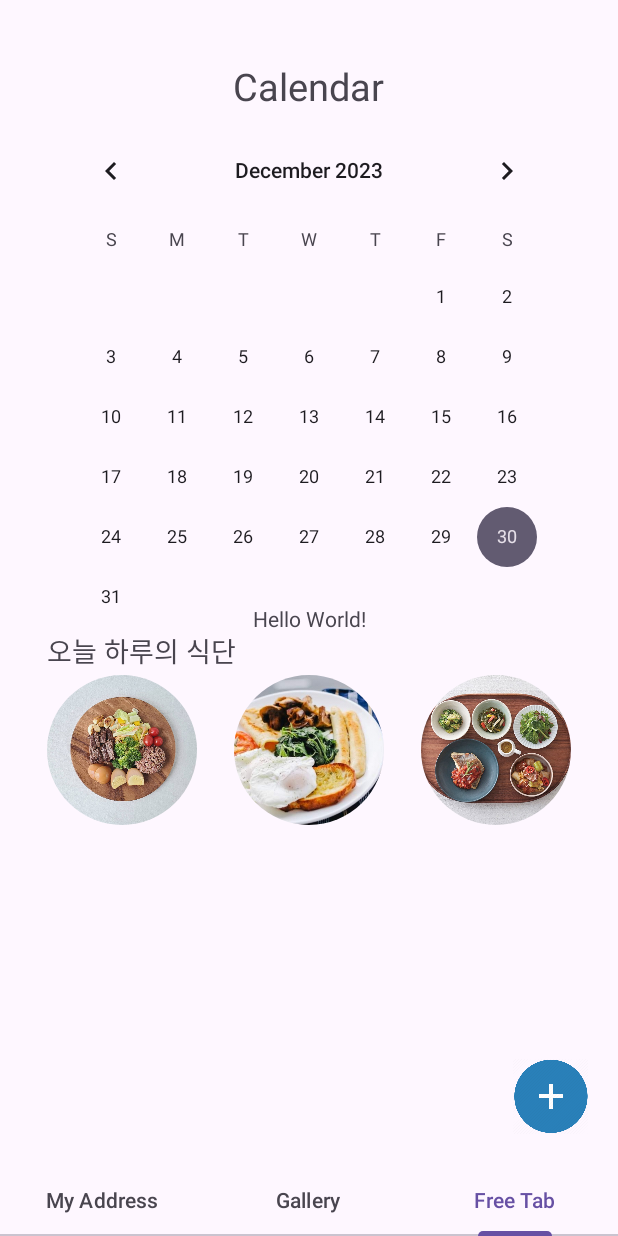
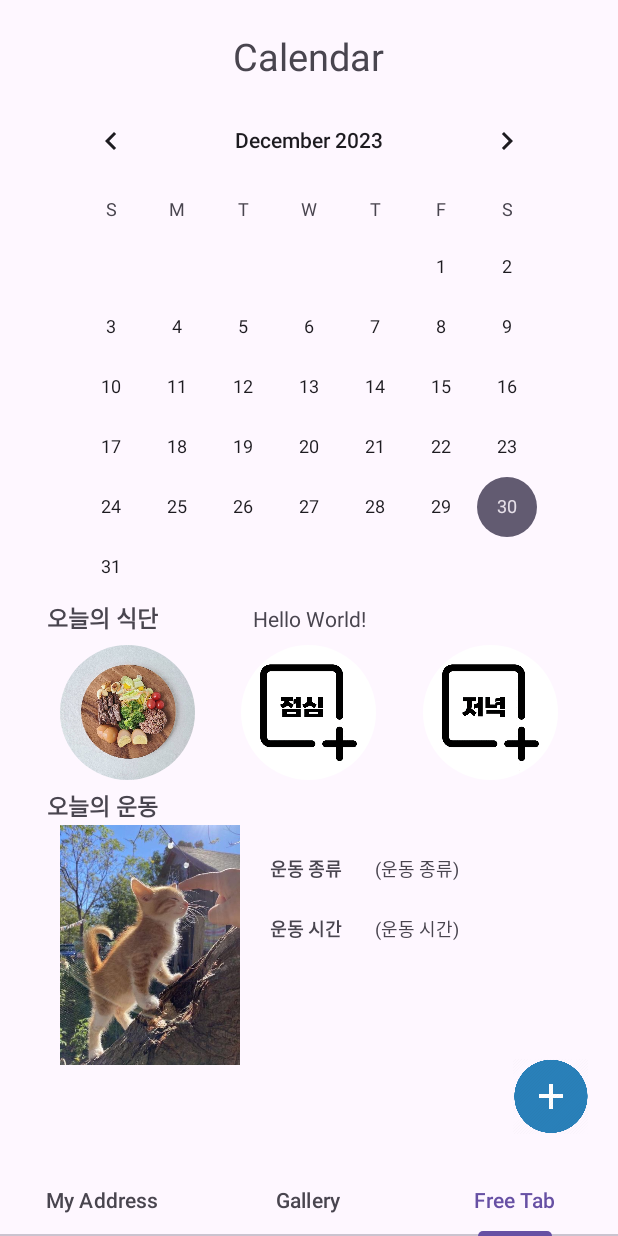
Before and after one commit to hyo-4/madcamp_week01, an Android app: the screen it shows after launch (MainActivity), item 3 of the bottom bar chosen, on a phone screen of 412 x 824 dp. Run offline under Robolectric (Android 15) with nearby library versions, the light colour scheme and no system bars; our stand-ins replace CircleImageView, Room's generated code.

Commit message:
Calendar page design

```diff
--- a/app/src/main/java/com/example/madcamp_week01/Workout.kt
+++ b/app/src/main/java/com/example/madcamp_week01/Workout.kt
@@ -14,5 +14,4 @@ data class Workout(
     var dinnerImg: Uri?,
     var workoutType: String?,
     var workoutTime: String?,
-    var memo: String?
 )
--- a/app/src/main/res/layout/fragment_free.xml
+++ b/app/src/main/res/layout/fragment_free.xml
@@ -12,7 +12,7 @@
         android:layout_height="wrap_content"
         android:layout_gravity="center_horizontal"
         android:text="@string/schedule"
-        android:layout_marginTop="40dp"
+        android:layout_marginTop="20dp"
         android:textSize="25sp"/>
 
     <CalendarView
@@ -20,7 +20,7 @@
         android:layout_width="wrap_content"
         android:layout_height="wrap_content"
         android:layout_gravity="center_horizontal"
-        android:layout_marginTop="80dp"
+        android:layout_marginTop="60dp"
         app:layout_constraintTop_toBottomOf="@id/schedule" />
 
     <TextView
@@ -28,36 +28,37 @@
         android:layout_width="wrap_content"
         android:layout_height="wrap_content"
         android:layout_marginStart="31sp"
-        android:layout_marginTop="420sp"
-        android:textSize="18sp"
-        android:text="오늘 하루의 식단" />
+        android:layout_marginTop="400sp"
+        android:textSize="15sp"
+        android:text="@string/todayDiet" />
 
     <de.hdodenhof.circleimageview.CircleImageView
         android:id="@+id/breakfast"
-        android:layout_width="100sp"
-        android:layout_height="100sp"
-        android:layout_marginStart="31sp"
-        android:layout_marginTop="450sp"
+        android:layout_width="90sp"
+        android:layout_height="90sp"
+        android:layout_marginStart="40sp"
+        android:layout_marginTop="430sp"
+        android:scaleType="centerCrop"
         android:src="@drawable/diet1" />
 
 
 
     <de.hdodenhof.circleimageview.CircleImageView
         android:id="@+id/lunch"
-        android:layout_width="100sp"
-        android:layout_height="100sp"
+        android:layout_width="90sp"
+        android:layout_height="90sp"
         android:layout_gravity="center_horizontal"
-        android:layout_marginTop="450sp"
-        android:src="@drawable/diet2" />
+        android:layout_marginTop="430sp"
+        android:src="@drawable/nolunch" />
 
     <de.hdodenhof.circleimageview.CircleImageView
         android:id="@+id/dinner"
-        android:layout_width="100sp"
-        android:layout_height="100sp"
+        android:layout_width="90sp"
+        android:layout_height="90sp"
         android:layout_gravity="right"
-        android:layout_marginTop="450sp"
-        android:layout_marginEnd="31sp"
-        android:src="@drawable/diet3" />
+        android:layout_marginTop="430sp"
+        android:layout_marginEnd="40sp"
+        android:src="@drawable/nodinner" />
 
     <ImageButton
         android:id="@+id/plusbutton"
@@ -70,4 +71,57 @@
         android:layout_marginBottom="20dp"
         android:src="@drawable/plusbutton" />
 
+    <TextView
+        android:id="@+id/todayworkout"
+        android:layout_width="wrap_content"
+        android:layout_height="wrap_content"
+        android:layout_marginStart="31sp"
+        android:layout_marginTop="525sp"
+        android:textSize="15sp"
+        android:text="@string/todayWorkout" />
+
+    <ImageView
+        android:id="@+id/workoutimg"
+        android:layout_width="120dp"
+        android:layout_height="160dp"
+        android:layout_marginStart="40sp"
+        android:layout_marginTop="550sp"
+        android:src="@drawable/img5" />
+
+    <TextView
+        android:id="@+id/wtype"
+        android:layout_width="wrap_content"
+        android:layout_height="wrap_content"
+        android:layout_marginStart="180sp"
+        android:layout_marginTop="570sp"
+        android:textSize="12sp"
+        android:text="@string/exerciseType" />
+
+    <TextView
+        android:id="@+id/workoutType"
+        android:layout_width="wrap_content"
+        android:layout_height="wrap_content"
+        android:layout_marginStart="250sp"
+        android:layout_marginTop="570sp"
+        android:textSize="12sp"
+        android:text="(운동 종류)" />
+
+    <TextView
+        android:id="@+id/wtime"
+        android:layout_width="wrap_content"
+        android:layout_height="wrap_content"
+        android:layout_marginStart="180sp"
+        android:layout_marginTop="610sp"
+        android:textSize="12sp"
+        android:text="@string/exerciseTime" />
+
+    <TextView
+        android:id="@+id/workoutTime"
+        android:layout_width="wrap_content"
+        android:layout_height="wrap_content"
+        android:layout_marginStart="250sp"
+        android:layout_marginTop="610sp"
+        android:textSize="12sp"
+        android:text="(운동 시간)" />
+
 </FrameLayout>
--- a/app/src/main/res/values/strings.xml
+++ b/app/src/main/res/values/strings.xml
@@ -10,4 +10,8 @@
     <string name="complete">Complete</string>
     <string name="schedule">Calendar</string>
     <string name="select_option">Select an Option</string>
+    <string name="todayDiet"><b>오늘의 식단</b></string>
+    <string name="todayWorkout"><b>오늘의 운동</b></string>
+    <string name="exerciseType"><b>운동 종류</b></string>
+    <string name="exerciseTime"><b>운동 시간</b></string>
 </resources>
```
Also changed, not shown: app/src/main/res/drawable/nobreakfast.png (added), app/src/main/res/drawable/nodinner.png (added), app/src/main/res/drawable/noimage.png (added), app/src/main/res/drawable/nolunch.png (added).
